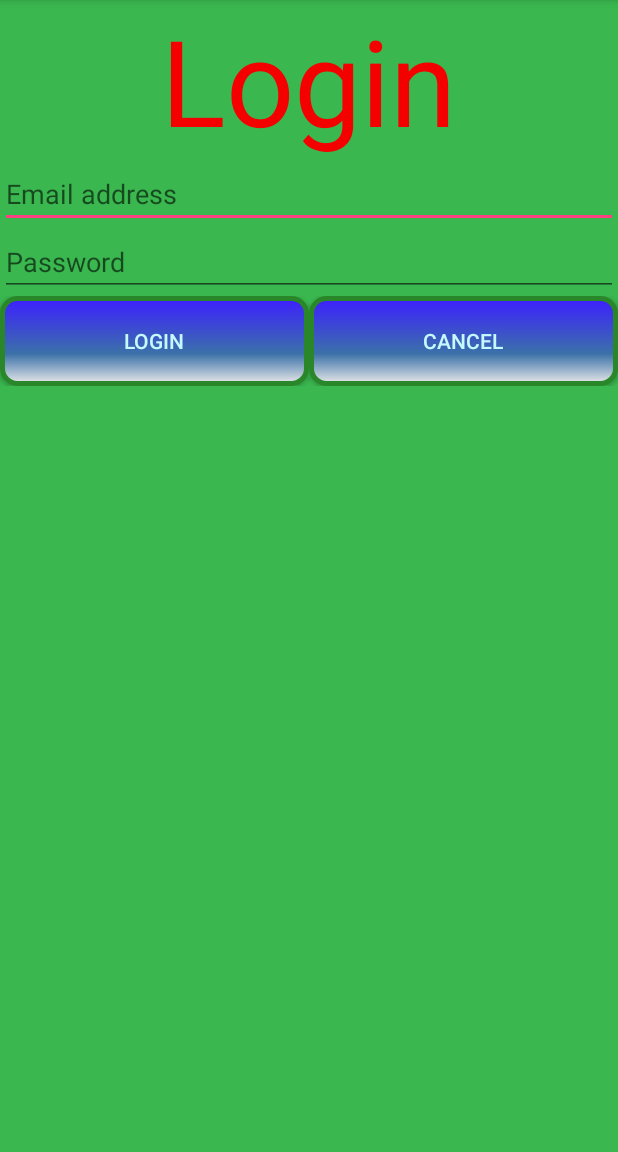
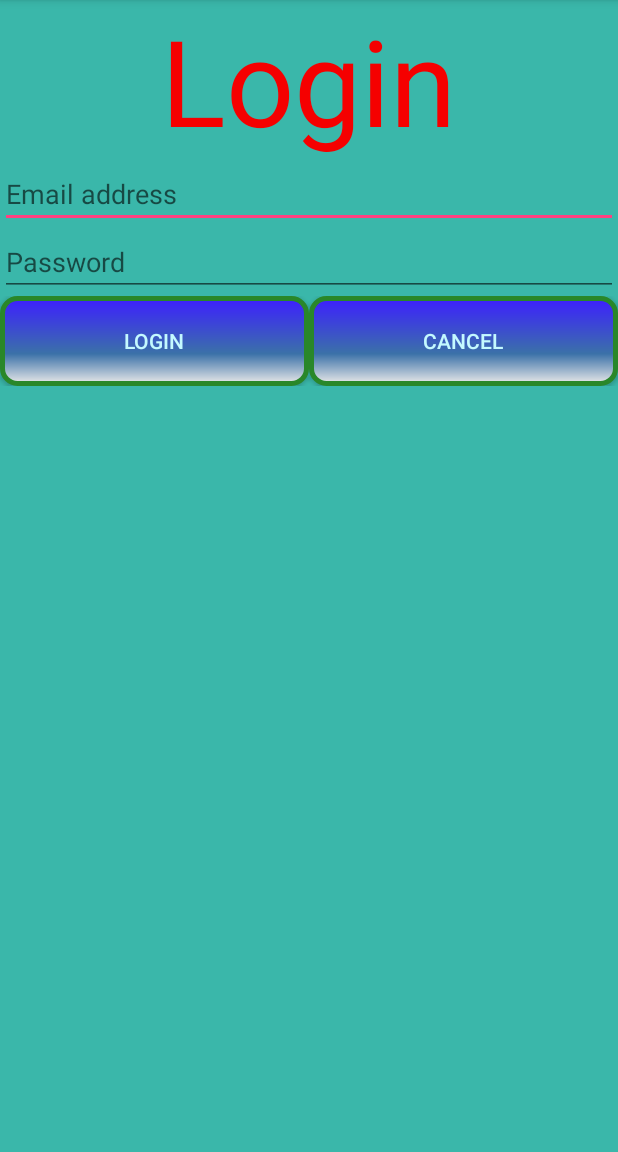
Before and after one commit to lnakhang/calendar_support, an Android app: the screen it shows after launch (MainActivity), on a phone screen of 412 x 824 dp, the part 84-1236 px from its top. Run offline under Robolectric (Android 15) with nearby library versions, the phone set to English and light mode, and no system bars.

Commit message:
Edit color

```diff
--- a/app/src/main/res/values/colors.xml
+++ b/app/src/main/res/values/colors.xml
@@ -3,6 +3,6 @@
     <color name="colorPrimary">#3F51B5</color>
     <color name="colorPrimaryDark">#303F9F</color>
     <color name="colorAccent">#FF4081</color>
-    <color name="screen">#3ab74f</color>
+    <color name="screen">#3ab7aa</color>
     <color name="textname">#f50000</color>
 </resources>
```
